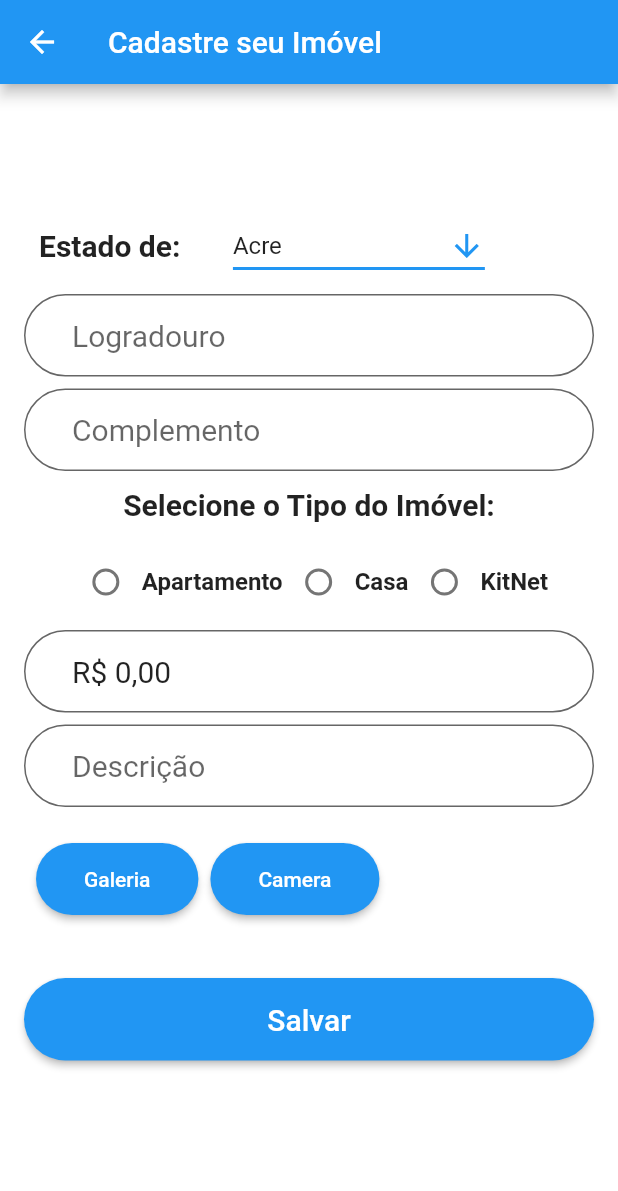
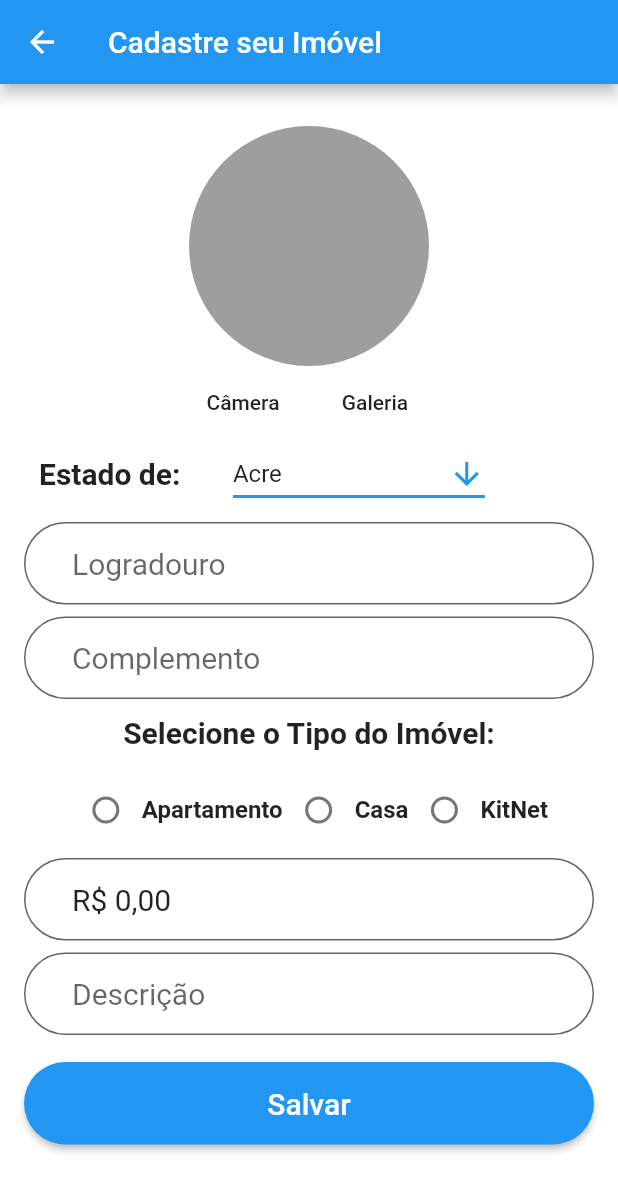
Before and after one commit to Caio-eng/industries, a Flutter app: the CadastroImoveis screen opened directly with empty values, on a phone screen of 412 x 824 dp. Shown: the top 1191 px of the screen. Run offline on Flutter 3.47's test engine with Material 2 defaults, Android fonts, the phone set to English and light mode, and no system bars; our stand-ins replace carousel_slider, cloud_firestore, date_format, firebase_auth, firebase_storage, flutter_masked_text and 2 more; missing offline and left inert: flutter_facebook_login; accounts and stored records are empty.

Commit message:
Atualizacao Tela Cadastro Imovel

```diff
--- a/lib/CadastroImoveis.dart
+++ b/lib/CadastroImoveis.dart
@@ -316,6 +316,59 @@ class _CadastroImoveisState extends State<CadastroImoveis> {
             child: Column(
               crossAxisAlignment: CrossAxisAlignment.stretch,
               children: <Widget>[
+                _subindoImagem
+                    ? CircularProgressIndicator()
+                    : Container(),
+                Padding(
+                  padding: const EdgeInsets.only(right: 80, left: 80),
+                  child: CircleAvatar(
+                    radius: 80,
+                    backgroundColor: Colors.grey,
+                      backgroundImage:
+                      _urlImagemRecuperada != null
+                          ? NetworkImage(_urlImagemRecuperada, )
+                          : null
+                  ),
+
+                  /*_imagem == null
+                      ? Container()
+                      :Image.file(_imagem),*/
+                  /*CarouselSlider(
+                    height: 150.0,
+                    items: listaTela.map((i) {
+                      return Builder(
+                        builder: (BuildContext context) {
+                          return Container(
+                              width: MediaQuery.of(context).size.width,
+                              margin: EdgeInsets.symmetric(horizontal: 5.0),
+                              decoration: BoxDecoration(
+                                  color: Colors.blue
+                              ),
+                              child: Image.file(_imagem),
+                              //child: _imagem,
+                          );
+                        },
+                      );
+                    }).toList(),
+                  ),*/
+                ),
+                Row(
+                  mainAxisAlignment: MainAxisAlignment.center,
+                  children: <Widget>[
+                    FlatButton(
+                      child: Text("Câmera"),
+                      onPressed: (){
+                        _recuperarImagem("camera");
+                      },
+                    ),
+                    FlatButton(
+                      child: Text("Galeria"),
+                      onPressed: (){
+                        _recuperarImagem("galeria");
+                      },
+                    ),
+                  ],
+                ),
                 Padding(
                   padding: EdgeInsets.only(bottom: 8, left: 10),
                   child: Row(
@@ -464,6 +517,7 @@ class _CadastroImoveisState extends State<CadastroImoveis> {
                             borderRadius: BorderRadius.circular(32))),
                   ),
                 ),
+                /*
                 Padding(
                   padding: EdgeInsets.all(8),
                   child: Row(
@@ -509,34 +563,7 @@ class _CadastroImoveisState extends State<CadastroImoveis> {
                       ),
                     ],
                   ),
-                ),
-                _subindoImagem
-                    ? CircularProgressIndicator()
-                    : Container(),
-                Padding(
-                  padding: const EdgeInsets.all(8.0),
-                  child: _imagem == null
-                      ? Container()
-                      :Image.file(_imagem),
-                  /*CarouselSlider(
-                    height: 150.0,
-                    items: listaTela.map((i) {
-                      return Builder(
-                        builder: (BuildContext context) {
-                          return Container(
-                              width: MediaQuery.of(context).size.width,
-                              margin: EdgeInsets.symmetric(horizontal: 5.0),
-                              decoration: BoxDecoration(
-                                  color: Colors.blue
-                              ),
-                              child: Image.file(_imagem),
-                              //child: _imagem,
-                          );
-                        },
-                      );
-                    }).toList(),
-                  ),*/
-                ),
+                ),*/
 
                 Padding(
                   padding: EdgeInsets.only(top: 10, bottom: 10),
```
